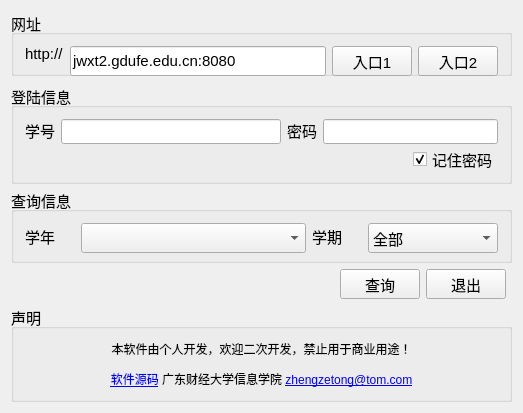
Before: the Qt Designer form ui/qgpa.ui in ztzheng/gpa, drawn with Qt 5.
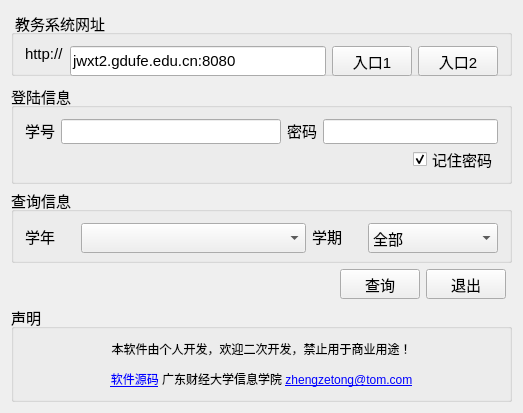
After: the same form once the commit is applied. Icons and pictures are not drawn.

```diff
--- a/ui/qgpa.ui
+++ b/ui/qgpa.ui
@@ -7,7 +7,7 @@
     <x>0</x>
     <y>0</y>
     <width>523</width>
-    <height>367</height>
+    <height>402</height>
    </rect>
   </property>
   <property name="font">
@@ -316,7 +316,7 @@
       </font>
      </property>
      <property name="title">
-      <string>网址</string>
+      <string> 教务系统网址</string>
      </property>
      <layout class="QHBoxLayout" name="horizontalLayout">
       <item>
```
Left out of the diff: 6 changed lines with no effect on the pictures.
